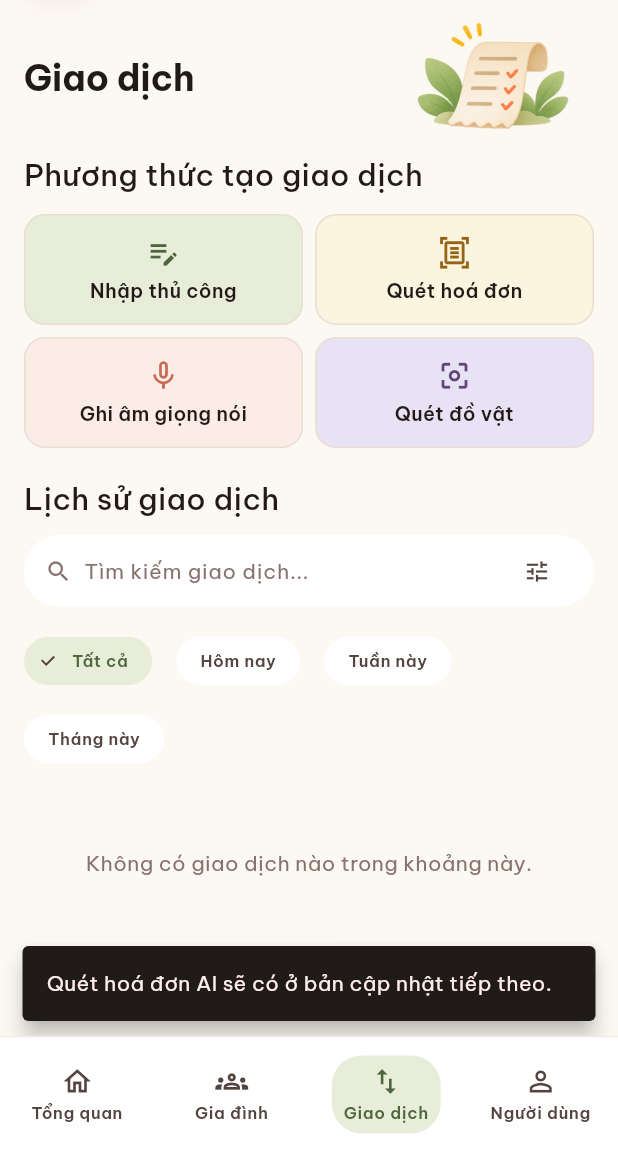
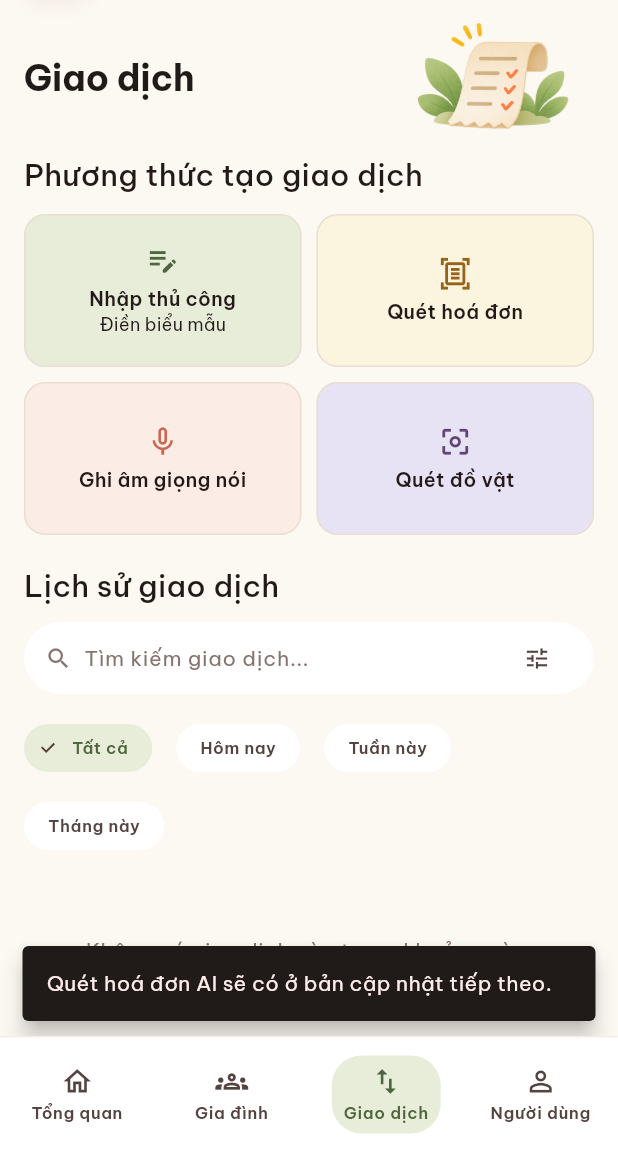
Before and after one commit to Lvhai2k5/FrontendMobile-FinancialManagement, a Flutter app: the HomeShellScreen screen opened by its route, item 3 of the bottom bar chosen, after a tap on "Quét hoá đơn", on a phone screen of 412 x 824 dp, the part 83-1236 px from its top. Run offline on Flutter 3.47's test engine with Material 3 defaults, Android fonts, the phone set to English and light mode, and no system bars; our stand-ins replace dio, flutter_secure_storage, speech_to_text; accounts and stored records are empty; network calls fail.

Commit message:
feat(mobile): Feature/us010 (#22)

```diff
--- a/lib/routes/app_routes.dart
+++ b/lib/routes/app_routes.dart
@@ -14,6 +14,7 @@ import '../screens/reset_password/reset_password_screen.dart';
 import '../screens/transaction/transaction_detail_screen.dart';
 import '../screens/transaction/transaction_form_screen.dart';
 import '../screens/transaction/transaction_list_tab.dart';
+import '../screens/transaction/transaction_voice_screen.dart';
 import '../screens/welcome/welcome_screen.dart';
 
 /// Bản đồ tên route ↔ Screen. Thêm route mới ở đây khi thêm screen mới,
@@ -36,6 +37,8 @@ class AppRoutes {
   static const String thresholdConfig = '/threshold-config';
   static const String notifications = '/notifications';
   static const String transactionForm = '/transaction-form';
+  static const String transactionFormPrefilled = '/transaction-form-prefilled';
+  static const String transactionVoice = '/transaction-voice';
   static const String familyTransactions = '/family-transactions';
   static const String transactionDetail = '/transaction-detail';
   static const String editProfile = '/edit-profile';
@@ -92,6 +95,17 @@ class AppRoutes {
           builder: (_) =>
               TransactionFormScreen(familyId: settings.arguments as int?),
         );
+      case transactionFormPrefilled:
+        final args = settings.arguments as TransactionFormArgs;
+        return MaterialPageRoute(
+          builder: (_) => TransactionFormScreen(
+              familyId: args.familyId, prefill: args.prefill),
+        );
+      case transactionVoice:
+        return MaterialPageRoute(
+          builder: (_) =>
+              TransactionVoiceScreen(familyId: settings.arguments as int?),
+        );
       case editProfile:
         return MaterialPageRoute(builder: (_) => const EditProfileScreen());
       case supportFeedback:
--- a/lib/screens/transaction/transaction_form_screen.dart
+++ b/lib/screens/transaction/transaction_form_screen.dart
@@ -3,6 +3,7 @@ import 'package:provider/provider.dart';
 
 import '../../config/theme.dart';
 import '../../models/transaction_model.dart';
+import '../../models/voice_parse_result.dart';
 import '../../providers/family_provider.dart';
 import '../../providers/notification_provider.dart';
 import '../../providers/transaction_provider.dart';
@@ -11,14 +12,25 @@ import '../../widgets/common/app_button.dart';
 import '../../widgets/common/app_text_field.dart';
 import '../../widgets/common/inline_picker.dart';
 
-/// "Nhập thủ công" — cách duy nhất tạo `Transaction` thật (3 kênh còn lại ở
-/// tab Giao dịch chưa có trong phạm vi Backend). Danh mục lấy từ gia
+/// Tham số route cho form được điền sẵn (từ giọng nói).
+class TransactionFormArgs {
+  const TransactionFormArgs({required this.familyId, this.prefill});
+
+  final int? familyId;
+  final VoiceParseResult? prefill;
+}
+
+/// "Nhập thủ công" — form xác nhận tạo `Transaction` thật; Giọng nói chỉ điền
+/// sẵn form này (các kênh khác ở tab Giao dịch chưa có). Danh mục lấy từ gia
 /// đình đang chọn; Backend quyết định giao dịch được ghi nhận ngay hay phải
 /// chờ Chủ hộ duyệt (vượt ngưỡng cần duyệt).
 class TransactionFormScreen extends StatefulWidget {
-  const TransactionFormScreen({super.key, this.familyId});
+  const TransactionFormScreen({super.key, this.familyId, this.prefill});
 
   final int? familyId;
+
+  /// Gợi ý từ giọng nói — chỉ điền sẵn, người dùng vẫn phải xem lại và bấm Lưu.
+  final VoiceParseResult? prefill;
 
   @override
   State<TransactionFormScreen> createState() => _TransactionFormScreenState();
@@ -37,6 +49,14 @@ class _TransactionFormScreenState extends State<TransactionFormScreen> {
     super.initState();
     _familyId =
         widget.familyId ?? context.read<FamilyProvider>().selectedFamilyId;
+    final prefill = widget.prefill;
+    if (prefill != null) {
+      _type = prefill.type;
+      _contentController.text = prefill.content ?? '';
+      final amount = prefill.amount;
+      if (amount != null) _amountController.text = formatCurrency(amount);
+      _categoryId = prefill.categoryId;
+    }
   }
 
   @override
--- a/lib/screens/transaction/transaction_list_tab.dart
+++ b/lib/screens/transaction/transaction_list_tab.dart
@@ -144,47 +144,54 @@ class _TransactionListTabState extends State<TransactionListTab> {
                 Text('Phương thức tạo giao dịch',
                     style: AppTypography.headlineSm),
                 const SizedBox(height: 12),
-                Row(children: [
-                  Expanded(
-                      child: _MethodCard(
+                GridView.count(
+                  crossAxisCount: 2,
+                  shrinkWrap: true,
+                  physics: const NeverScrollableScrollPhysics(),
+                  mainAxisSpacing: 10,
+                  crossAxisSpacing: 10,
+                  mainAxisExtent:
+                      54 + MediaQuery.textScalerOf(context).scale(48),
+                  children: [
+                    _MethodCard(
                       icon: Icons.edit_note,
                       fill: HomeTabColors.sageTint,
                       ink: HomeTabColors.sage,
                       title: 'Nhập thủ công',
+                      subtitle: 'Điền biểu mẫu',
                       onTap: () => Navigator.of(context).pushNamed(
                         AppRoutes.transactionForm,
-                                arguments: context
-                                    .read<FamilyProvider>()
-                                    .selectedFamilyId,
-                              ))),
-                  const SizedBox(width: 8),
-                  Expanded(
-                      child: _MethodCard(
+                        arguments:
+                            context.read<FamilyProvider>().selectedFamilyId,
+                      ),
+                    ),
+                    _MethodCard(
                       icon: Icons.document_scanner_outlined,
                       fill: HomeTabColors.wheatTint,
                       ink: HomeTabColors.amber,
                       title: 'Quét hoá đơn',
-                          onTap: () => _showComingSoon('Quét hoá đơn AI'))),
-                ]),
-                const SizedBox(height: 8),
-                Row(children: [
-                  Expanded(
-                      child: _MethodCard(
+                      onTap: () => _showComingSoon('Quét hoá đơn AI'),
+                    ),
+                    _MethodCard(
                       icon: Icons.mic_none,
                       fill: HomeTabColors.peachTint,
                       ink: HomeTabColors.coral,
                       title: 'Ghi âm giọng nói',
-                          onTap: () => _showComingSoon('Ghi âm giọng nói'))),
-                  const SizedBox(width: 8),
-                  Expanded(
-                      child: _MethodCard(
+                      onTap: () => Navigator.of(context).pushNamed(
+                        AppRoutes.transactionVoice,
+                        arguments:
+                            context.read<FamilyProvider>().selectedFamilyId,
+                      ),
+                    ),
+                    _MethodCard(
                       icon: Icons.center_focus_weak,
                       fill: AppColors.pastelLavender,
                       ink: const Color(0xFF604675),
                       title: 'Quét đồ vật',
                       onTap: () => _showComingSoon('Quét đồ vật'),
-                  )),
-                ]),
+                    ),
+                  ],
+                ),
                 const OfflineQueuePanel(),
               ],
               const SizedBox(height: 20),
--- a/pubspec.yaml
+++ b/pubspec.yaml
@@ -45,6 +45,8 @@ dependencies:
   flutter_secure_storage: ^9.2.2
   # Font Outfit + Plus Jakarta Sans theo design system
   google_fonts: ^6.3.3
+  # Ghi chi tiêu bằng giọng nói: STT native tiếng Việt trên thiết bị
+  speech_to_text: ^7.4.0
 
 dev_dependencies:
   flutter_test:
```
Also changed, not shown: lib/api/voice_api.dart (added, +21 -0 lines), lib/models/voice_parse_result.dart (added, +34 -0 lines), lib/providers/voice_capture_provider.dart (added, +141 -0 lines), lib/screens/transaction/transaction_voice_screen.dart (added, +214 -0 lines), 4 other files. Lines whose indentation alone changed are shown as unchanged.
